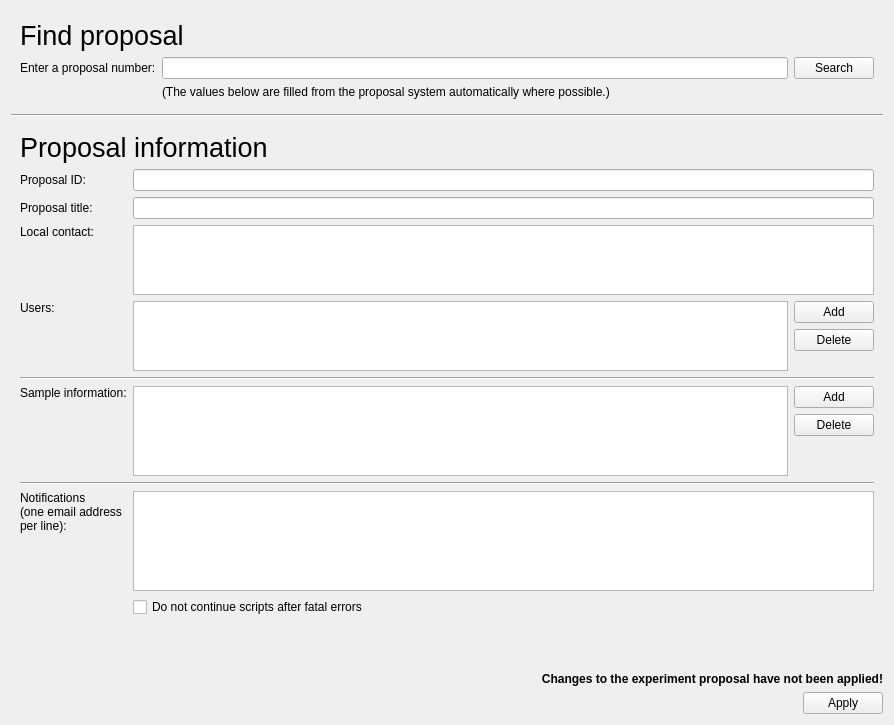
Old version of the form nicos_ess/gui/panels/ui_files/exp_panel.ui in the repository mlz-ictrl/nicos.
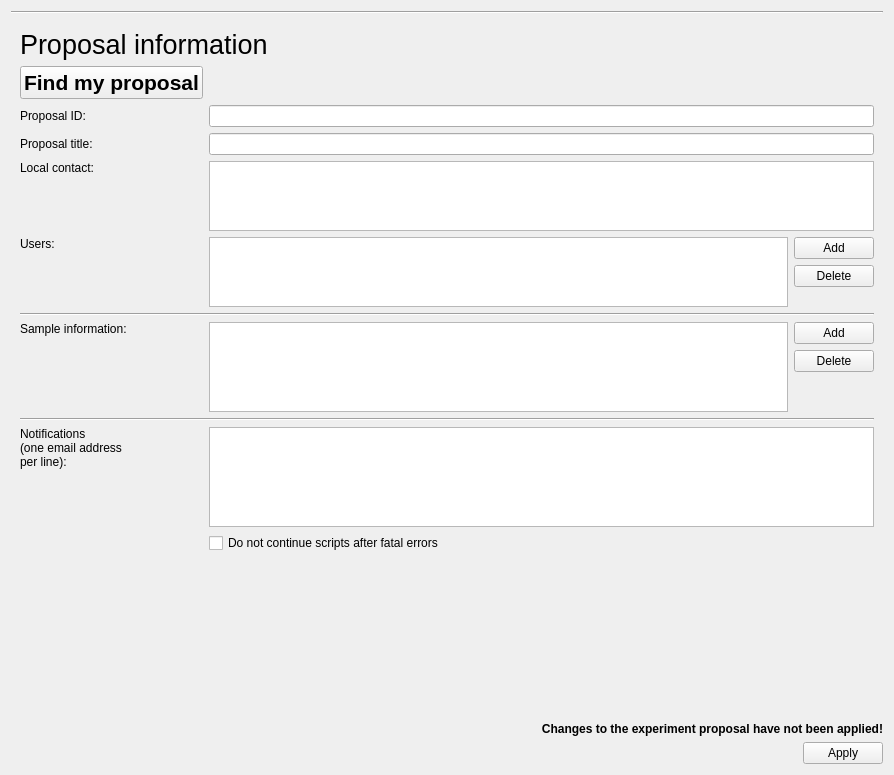
New version of the form.

Commit message:
ESS: Add 'find my proposals' button
Allow a short-cut for allowing the user to look up their proposals based
on their ldap name.
For admin accounts we can access all proposals.

Diff of the .ui file:
```diff
--- a/nicos_ess/gui/panels/ui_files/exp_panel.ui
+++ b/nicos_ess/gui/panels/ui_files/exp_panel.ui
@@ -7,64 +7,13 @@
     <x>0</x>
     <y>0</y>
     <width>894</width>
-    <height>725</height>
+    <height>775</height>
    </rect>
   </property>
   <property name="windowTitle">
    <string>Form</string>
   </property>
   <layout class="QVBoxLayout" name="verticalLayout">
-   <item>
-    <widget class="QWidget" name="findProposalBox" native="true">
-     <layout class="QGridLayout" name="gridLayout_3">
-      <item row="0" column="0" colspan="2">
-       <widget class="QLabel" name="label_5">
-        <property name="font">
-         <font>
-          <pointsize>20</pointsize>
-          <weight>50</weight>
-          <italic>false</italic>
-          <bold>false</bold>
-         </font>
-        </property>
-        <property name="styleSheet">
-         <string notr="true">font: 20pt;</string>
-        </property>
-        <property name="text">
-         <string>Find proposal</string>
-        </property>
-       </widget>
-      </item>
-      <item row="1" column="0">
-       <widget class="QLabel" name="label_4">
-        <property name="text">
-         <string>Enter a proposal number:</string>
-        </property>
-       </widget>
-      </item>
-      <item row="1" column="1">
-       <widget class="QLineEdit" name="proposalQuery"/>
-      </item>
-      <item row="1" column="2">
-       <widget class="QPushButton" name="queryDBButton">
-        <property name="toolTip">
-         <string>&lt;html&gt;&lt;head/&gt;&lt;body&gt;&lt;p&gt;Query the Proposal Database for Information about this proposal number.&lt;/p&gt;&lt;/body&gt;&lt;/html&gt;</string>
-        </property>
-        <property name="text">
-         <string>Search</string>
-        </property>
-       </widget>
-      </item>
-      <item row="2" column="1" colspan="2">
-       <widget class="QLabel" name="propdbInfo">
-        <property name="text">
-         <string>(The values below are filled from the proposal system automatically where possible.)</string>
-        </property>
-       </widget>
-      </item>
-     </layout>
-    </widget>
-   </item>
    <item>
     <widget class="Line" name="line">
      <property name="orientation">
@@ -77,161 +26,33 @@
      <layout class="QVBoxLayout" name="verticalLayout_2">
       <item>
        <layout class="QGridLayout" name="gridLayout">
-        <item row="2" column="0">
+        <item row="19" column="0">
+         <widget class="QLabel" name="label_10">
+          <property name="sizePolicy">
+           <sizepolicy hsizetype="Preferred" vsizetype="Minimum">
+            <horstretch>0</horstretch>
+            <verstretch>0</verstretch>
+           </sizepolicy>
+          </property>
+          <property name="text">
+           <string>Notifications&lt;br/&gt;(one email address &lt;br/&gt;per line):</string>
+          </property>
+          <property name="alignment">
+           <set>Qt::AlignLeading|Qt::AlignLeft|Qt::AlignTop</set>
+          </property>
+          <property name="wordWrap">
+           <bool>true</bool>
+          </property>
+         </widget>
+        </item>
+        <item row="3" column="0">
          <widget class="QLabel" name="label">
           <property name="text">
            <string>Proposal ID:</string>
           </property>
          </widget>
         </item>
-        <item row="4" column="0">
-         <widget class="QLabel" name="label_8">
-          <property name="text">
-           <string>Local contact:</string>
-          </property>
-          <property name="alignment">
-           <set>Qt::AlignLeading|Qt::AlignLeft|Qt::AlignTop</set>
-          </property>
-         </widget>
-        </item>
-        <item row="11" column="0" colspan="2">
-         <widget class="Line" name="sampleLine">
-          <property name="orientation">
-           <enum>Qt::Horizontal</enum>
-          </property>
-         </widget>
-        </item>
-        <item row="3" column="1">
-         <widget class="QLineEdit" name="propTitle"/>
-        </item>
-        <item row="12" column="1">
-         <layout class="QHBoxLayout" name="horizontalLayout_56">
-          <item>
-           <widget class="QTableView" name="sampleTable">
-            <property name="sizePolicy">
-             <sizepolicy hsizetype="Expanding" vsizetype="Expanding">
-              <horstretch>0</horstretch>
-              <verstretch>0</verstretch>
-             </sizepolicy>
-            </property>
-            <property name="sizeAdjustPolicy">
-             <enum>QAbstractScrollArea::AdjustToContents</enum>
-            </property>
-            <attribute name="horizontalHeaderStretchLastSection">
-             <bool>true</bool>
-            </attribute>
-            <attribute name="verticalHeaderStretchLastSection">
-             <bool>false</bool>
-            </attribute>
-           </widget>
-          </item>
-          <item>
-           <layout class="QVBoxLayout" name="verticalLayout_5">
-            <item>
-             <widget class="QPushButton" name="addSampleButton">
-              <property name="text">
-               <string>Add</string>
-              </property>
-             </widget>
-            </item>
-            <item>
-             <widget class="QPushButton" name="deleteSampleButton">
-              <property name="text">
-               <string>Delete</string>
-              </property>
-             </widget>
-            </item>
-            <item>
-             <spacer name="verticalSpacer_4">
-              <property name="orientation">
-               <enum>Qt::Vertical</enum>
-              </property>
-              <property name="sizeHint" stdset="0">
-               <size>
-                <width>20</width>
-                <height>40</height>
-               </size>
-              </property>
-             </spacer>
-            </item>
-           </layout>
-          </item>
-         </layout>
-        </item>
-        <item row="19" column="1">
-         <widget class="QCheckBox" name="errorAbortBox">
-          <property name="text">
-           <string>Do not continue scripts after fatal errors</string>
-          </property>
-         </widget>
-        </item>
-        <item row="16" column="0" colspan="2">
-         <widget class="Line" name="line_3">
-          <property name="orientation">
-           <enum>Qt::Horizontal</enum>
-          </property>
-         </widget>
-        </item>
-        <item row="3" column="0">
-         <widget class="QLabel" name="label_6">
-          <property name="text">
-           <string>Proposal title:</string>
-          </property>
-         </widget>
-        </item>
-        <item row="2" column="1">
-         <widget class="QLineEdit" name="proposalNum">
-          <property name="enabled">
-           <bool>true</bool>
-          </property>
-          <property name="readOnly">
-           <bool>true</bool>
-          </property>
-         </widget>
-        </item>
-        <item row="12" column="0">
-         <widget class="QLabel" name="sampleLabel">
-          <property name="text">
-           <string>Sample information:</string>
-          </property>
-          <property name="alignment">
-           <set>Qt::AlignLeading|Qt::AlignLeft|Qt::AlignTop</set>
-          </property>
-         </widget>
-        </item>
-        <item row="5" column="0">
-         <widget class="QLabel" name="label_7">
-          <property name="text">
-           <string>Users:</string>
-          </property>
-          <property name="alignment">
-           <set>Qt::AlignLeading|Qt::AlignLeft|Qt::AlignTop</set>
-          </property>
-         </widget>
-        </item>
-        <item row="18" column="1">
-         <widget class="QPlainTextEdit" name="notifEmails">
-          <property name="sizePolicy">
-           <sizepolicy hsizetype="Expanding" vsizetype="Minimum">
-            <horstretch>0</horstretch>
-            <verstretch>0</verstretch>
-           </sizepolicy>
-          </property>
-          <property name="minimumSize">
-           <size>
-            <width>0</width>
-            <height>100</height>
-           </size>
-          </property>
-          <property name="maximumSize">
-           <size>
-            <width>16777215</width>
-            <height>100</height>
-           </size>
-          </property>
-         </widget>
-        </item>
-        <item row="5" column="1">
+        <item row="6" column="1">
          <layout class="QHBoxLayout" name="horizontalLayout_3">
           <item>
            <layout class="QVBoxLayout" name="verticalLayout_4">
@@ -296,22 +117,36 @@
           </item>
          </layout>
         </item>
-        <item row="18" column="0">
-         <widget class="QLabel" name="label_10">
-          <property name="sizePolicy">
-           <sizepolicy hsizetype="Preferred" vsizetype="Minimum">
-            <horstretch>0</horstretch>
-            <verstretch>0</verstretch>
-           </sizepolicy>
+        <item row="3" column="1">
+         <widget class="QLineEdit" name="proposalNum">
+          <property name="enabled">
+           <bool>true</bool>
+          </property>
+          <property name="readOnly">
+           <bool>true</bool>
+          </property>
+         </widget>
+        </item>
+        <item row="2" column="0">
+         <widget class="QPushButton" name="queryDBButton">
+          <property name="maximumSize">
+           <size>
+            <width>400</width>
+            <height>16777215</height>
+           </size>
+          </property>
+          <property name="font">
+           <font>
+            <pointsize>16</pointsize>
+            <weight>75</weight>
+            <bold>true</bold>
+           </font>
+          </property>
+          <property name="toolTip">
+           <string>&lt;html&gt;&lt;head/&gt;&lt;body&gt;&lt;p&gt;Query the Proposal Database for Information about this proposal number.&lt;/p&gt;&lt;/body&gt;&lt;/html&gt;</string>
           </property>
           <property name="text">
-           <string>Notifications&lt;br/&gt;(one email address &lt;br/&gt;per line):</string>
-          </property>
-          <property name="alignment">
-           <set>Qt::AlignLeading|Qt::AlignLeft|Qt::AlignTop</set>
-          </property>
-          <property name="wordWrap">
-           <bool>true</bool>
+           <string>Find my proposal</string>
           </property>
          </widget>
         </item>
@@ -334,12 +169,149 @@
          </widget>
         </item>
         <item row="4" column="1">
+         <widget class="QLineEdit" name="propTitle"/>
+        </item>
+        <item row="12" column="0" colspan="2">
+         <widget class="Line" name="sampleLine">
+          <property name="orientation">
+           <enum>Qt::Horizontal</enum>
+          </property>
+         </widget>
+        </item>
+        <item row="4" column="0">
+         <widget class="QLabel" name="label_6">
+          <property name="text">
+           <string>Proposal title:</string>
+          </property>
+         </widget>
+        </item>
+        <item row="19" column="1">
+         <widget class="QPlainTextEdit" name="notifEmails">
+          <property name="sizePolicy">
+           <sizepolicy hsizetype="Expanding" vsizetype="Minimum">
+            <horstretch>0</horstretch>
+            <verstretch>0</verstretch>
+           </sizepolicy>
+          </property>
+          <property name="minimumSize">
+           <size>
+            <width>0</width>
+            <height>100</height>
+           </size>
+          </property>
+          <property name="maximumSize">
+           <size>
+            <width>16777215</width>
+            <height>100</height>
+           </size>
+          </property>
+         </widget>
+        </item>
+        <item row="20" column="1">
+         <widget class="QCheckBox" name="errorAbortBox">
+          <property name="text">
+           <string>Do not continue scripts after fatal errors</string>
+          </property>
+         </widget>
+        </item>
+        <item row="5" column="1">
          <widget class="QTableView" name="contactsTable">
           <property name="sizeAdjustPolicy">
            <enum>QAbstractScrollArea::AdjustToContents</enum>
           </property>
          </widget>
         </item>
+        <item row="13" column="1">
+         <layout class="QHBoxLayout" name="horizontalLayout_56">
+          <item>
+           <widget class="QTableView" name="sampleTable">
+            <property name="sizePolicy">
+             <sizepolicy hsizetype="Expanding" vsizetype="Expanding">
+              <horstretch>0</horstretch>
+              <verstretch>0</verstretch>
+             </sizepolicy>
+            </property>
+            <property name="sizeAdjustPolicy">
+             <enum>QAbstractScrollArea::AdjustToContents</enum>
+            </property>
+            <attribute name="horizontalHeaderStretchLastSection">
+             <bool>true</bool>
+            </attribute>
+            <attribute name="verticalHeaderStretchLastSection">
+             <bool>false</bool>
+            </attribute>
+           </widget>
+          </item>
+          <item>
+           <layout class="QVBoxLayout" name="verticalLayout_5">
+            <item>
+             <widget class="QPushButton" name="addSampleButton">
+              <property name="text">
+               <string>Add</string>
+              </property>
+             </widget>
+            </item>
+            <item>
+             <widget class="QPushButton" name="deleteSampleButton">
+              <property name="text">
+               <string>Delete</string>
+              </property>
+             </widget>
+            </item>
+            <item>
+             <spacer name="verticalSpacer_4">
+              <property name="orientation">
+               <enum>Qt::Vertical</enum>
+              </property>
+              <property name="sizeHint" stdset="0">
+               <size>
+                <width>20</width>
+                <height>40</height>
+               </size>
+              </property>
+             </spacer>
+            </item>
+           </layout>
+          </item>
+         </layout>
+        </item>
+        <item row="17" column="0" colspan="2">
+         <widget class="Line" name="line_3">
+          <property name="orientation">
+           <enum>Qt::Horizontal</enum>
+          </property>
+         </widget>
+        </item>
+        <item row="6" column="0">
+         <widget class="QLabel" name="label_7">
+          <property name="text">
+           <string>Users:</string>
+          </property>
+          <property name="alignment">
+           <set>Qt::AlignLeading|Qt::AlignLeft|Qt::AlignTop</set>
+          </property>
+         </widget>
+        </item>
+        <item row="5" column="0">
+         <widget class="QLabel" name="label_8">
+          <property name="text">
+           <string>Local contact:</string>
+          </property>
+          <property name="alignment">
+           <set>Qt::AlignLeading|Qt::AlignLeft|Qt::AlignTop</set>
+          </property>
+         </widget>
+        </item>
+        <item row="13" column="0">
+         <widget class="QLabel" name="sampleLabel">
+          <property name="text">
+           <string>Sample information:</string>
+          </property>
+          <property name="alignment">
+           <set>Qt::AlignLeading|Qt::AlignLeft|Qt::AlignTop</set>
+          </property>
+         </widget>
+        </item>
        </layout>
       </item>
       <item>
```
Left out of the diff: 2 changed lines with no effect on the pictures. The commit also changes 3 other files.
